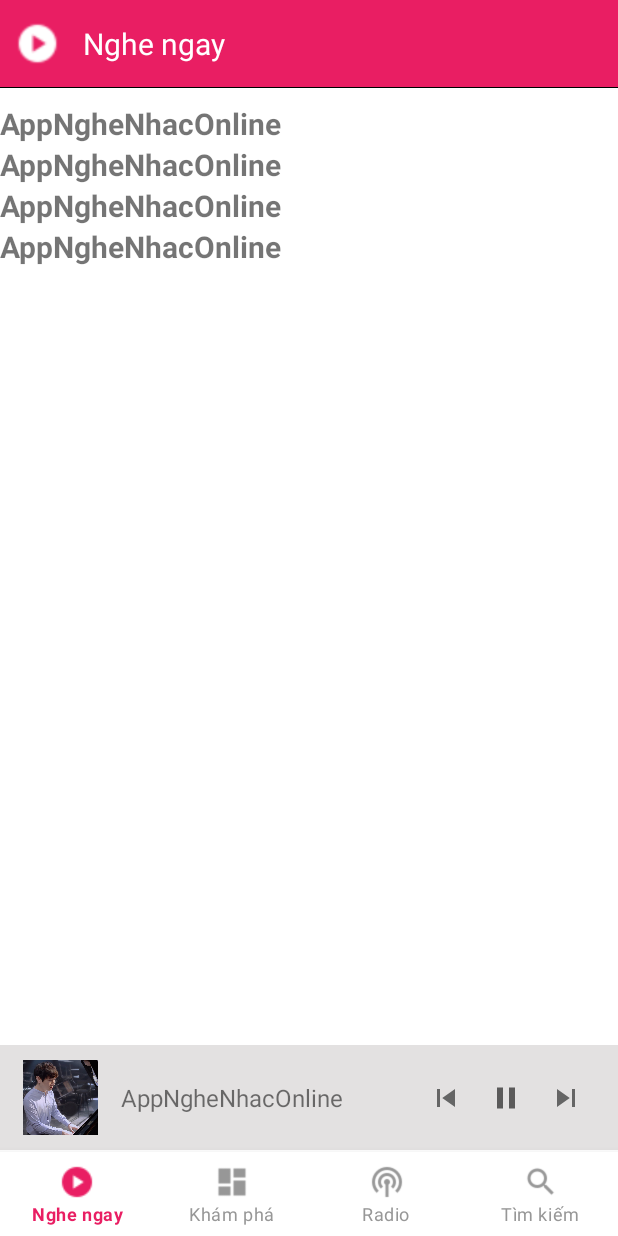
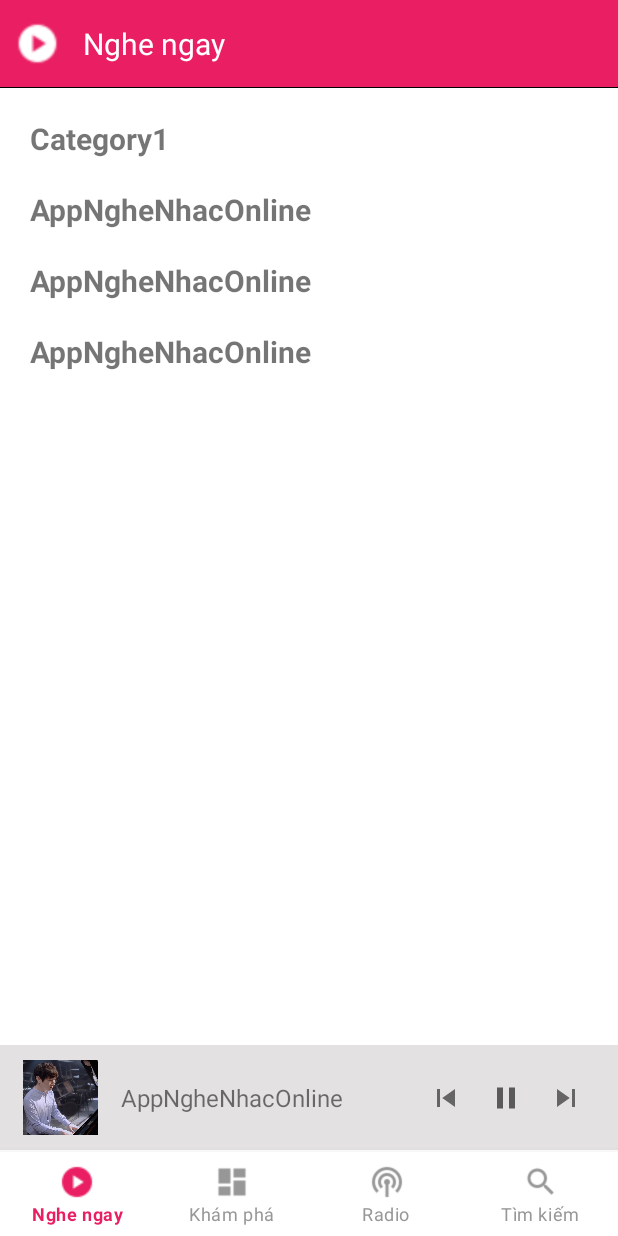
Before and after one commit to Skylake007/AppMusic, an Android app: the PlayNowFragment screen opened directly, with no data from a screen before it, on a phone screen of 412 x 824 dp. Run offline under Robolectric (Android 15) with nearby library versions, the phone set to English and light mode, and no system bars; our stand-ins replace Picasso; pictures from the network do not load; 2 statements that could not run were skipped.

```diff
--- a/app/src/main/AndroidManifest.xml
+++ b/app/src/main/AndroidManifest.xml
@@ -11,10 +11,11 @@
         android:label="@string/app_name"
         android:roundIcon="@mipmap/ic_launcher_round"
         android:supportsRtl="true"
+        android:usesCleartextTraffic="true"
         android:theme="@style/Theme.AppNgheNhacOnline.NoActionBarAndStatusBar">
         <activity
             android:name=".activity.PlayMusicActivity"
-            android:exported="false" />
+            android:exported="true" />
         <activity
             android:name=".activity.HomeActivity"
             android:exported="true">
@@ -34,5 +35,4 @@
             android:name=".ListMusic"
             android:exported="true" />
     </application>
-
 </manifest>
--- a/app/src/main/java/com/example/appnghenhaconline/api/ApiService.kt
+++ b/app/src/main/java/com/example/appnghenhaconline/api/ApiService.kt
@@ -19,9 +19,9 @@ interface ApiService {
     fun getListSong() : Call<DataSong>
 
     companion object{
-        //private val baseUrl = "http://192.168.1.11:3000/"
+        private val baseUrl = "http://192.168.1.4:3000/"
         //private val baseUrl = "http://192.168.10.62:3000/"
-        private val baseUrl = "http://192.168.0.31:3000/"
+//        private val baseUrl = "http://192.168.0.31:3000/"
         private val gson: Gson = GsonBuilder().setDateFormat("yyyy-MM-dd HH:mm:ss").create()
         val apiService: ApiService = Retrofit.Builder()
             .baseUrl(baseUrl).addConverterFactory(GsonConverterFactory.create(gson))
--- a/app/src/main/java/com/example/appnghenhaconline/fragment/PlayNowFragment.kt
+++ b/app/src/main/java/com/example/appnghenhaconline/fragment/PlayNowFragment.kt
@@ -1,5 +1,6 @@
 package com.example.appnghenhaconline.fragment
 
+import android.annotation.SuppressLint
 import android.os.Bundle
 import android.util.Log
 import android.view.LayoutInflater
@@ -27,6 +28,7 @@ class PlayNowFragment : Fragment() {
     lateinit var rcvCategory: RecyclerView
     lateinit var listPlaylist : ArrayList<Playlist>
     lateinit var playlistAdapterSL : PlaylistSLAdapter
+    lateinit var playlistAdapterSM : PlaylistSMAdapter
 
     override fun onCreateView(inflater: LayoutInflater,
                               container: ViewGroup?,
@@ -40,51 +42,24 @@ class PlayNowFragment : Fragment() {
     }
 
     private fun initCategoryList(){
+        //Playlist_1
         listPlaylist = ArrayList()
         playlistAdapterSL = PlaylistSLAdapter(view.context,listPlaylist)
         rcvCategory = view.findViewById(R.id.rcvCategory1)
-        rcvCategory.setHasFixedSize(true)
-        rcvCategory.layoutManager = LinearLayoutManager(view.context,
-            LinearLayoutManager.HORIZONTAL,false)
-        rcvCategory.adapter = playlistAdapterSL
-        callApiPlayList(listPlaylist,playlistAdapterSL,"EDM")
 
-//        var playlistAdapterSM1 = PlaylistSMAdapter(view.context,getListPlaylist())
-//        rcvCategory = view.findViewById(R.id.rcvCategory2)
-//        rcvCategory.setHasFixedSize(true)
-//        rcvCategory.layoutManager = LinearLayoutManager(view.context,
-//            LinearLayoutManager.HORIZONTAL,false)
-//        rcvCategory.adapter = playlistAdapterSM1
-//
-//        var playlistAdapterSM2 = PlaylistSMAdapter(view.context,getListPlaylist())
-//        rcvCategory = view.findViewById(R.id.rcvCategory3)
-//        rcvCategory.setHasFixedSize(true)
-//        rcvCategory.layoutManager = LinearLayoutManager(view.context,
-//            LinearLayoutManager.HORIZONTAL,false)
-//        rcvCategory.adapter = playlistAdapterSM2
-//
-//        var playlistAdapterSM3 = PlaylistSMAdapter(view.context,getListPlaylist())
-//        rcvCategory = view.findViewById(R.id.rcvCategory4)
-//        rcvCategory.setHasFixedSize(true)
-//        rcvCategory.layoutManager = LinearLayoutManager(view.context,
-//            LinearLayoutManager.HORIZONTAL,false)
-//        rcvCategory.adapter = playlistAdapterSM3
+        createCategorySL(rcvCategory, playlistAdapterSL)
+        callApiPlayList(listPlaylist,playlistAdapterSL)
+
     }
 
-//    private fun getListPlaylist(): ArrayList<Playlist>{
-//        var listPlaylist: ArrayList<Playlist> = ArrayList()
-////        listPlaylist.add(Playlist("abc","Phan Mạnh Quỳnh",R.drawable.cv_img1,
-////            Category("abc","Nhạc giực")))
-////        listPlaylist.add(Playlist("abc","Phan Mạnh Quỳnh",R.drawable.cv_img1,
-////            Category("abc","Nhạc giực")))
-////        listPlaylist.add(Playlist("abc","Phan Mạnh Quỳnh",R.drawable.cv_img1,
-////            Category("abc","Nhạc giực")))
-////        listPlaylist.add(Playlist("abc","Phan Mạnh Quỳnh",R.drawable.cv_img1,
-////            Category("abc","Nhạc giực")))
-//        return listPlaylist
-//    }
+    private fun createCategorySL(rcv: RecyclerView, adapter: PlaylistSLAdapter){
+        rcv.layoutManager = LinearLayoutManager(view.context,
+                            LinearLayoutManager.HORIZONTAL, false)
+        rcv.setHasFixedSize(true)
+        rcv.adapter = adapter
+    }
 
-    private fun callApiPlayList(list : ArrayList<Playlist>, adapter : PlaylistSLAdapter, categoryName : String) {
+    private fun callApiPlayList(list : ArrayList<Playlist>, adapter : PlaylistSLAdapter) {
         ApiService.apiService.getPlayList().enqueue(object : Callback<DataPlayList?> {
             override fun onResponse(call: Call<DataPlayList?>, response: Response<DataPlayList?>) {
                 var dataPlayList = response.body()
@@ -102,7 +77,6 @@ class PlayNowFragment : Fragment() {
             override fun onFailure(call: Call<DataPlayList?>, t: Throwable) {
                 MyLib.showToast(requireContext(),"Call Api Error")
             }
-
         })
     }
 }
--- a/app/src/main/java/com/example/appnghenhaconline/models/playlist/Playlist.kt
+++ b/app/src/main/java/com/example/appnghenhaconline/models/playlist/Playlist.kt
@@ -1,7 +1,9 @@
 package com.example.appnghenhaconline.models.playlist
 
+import android.net.Uri
 import android.os.Parcelable
 import com.google.gson.annotations.SerializedName
+import retrofit2.http.Url
 import java.io.Serializable
 
 class Playlist(
--- a/app/src/main/res/layout/fm_play_now_fragment.xml
+++ b/app/src/main/res/layout/fm_play_now_fragment.xml
@@ -21,14 +21,18 @@
                     android:id="@+id/tvCategory1"
                     android:layout_width="match_parent"
                     android:layout_height="wrap_content"
-                    android:text="@string/app_name"
+                    android:text="Category1"
                     android:textSize="20dp"
-                    android:textStyle="bold"/>
+                    android:textStyle="bold"
+                    android:paddingTop="10dp"
+                    android:paddingStart="20dp"/>
                 <androidx.recyclerview.widget.RecyclerView
                     android:id="@+id/rcvCategory1"
                     android:layout_width="match_parent"
                     android:layout_height="wrap_content"
-                    android:orientation="horizontal"/>
+                    android:orientation="horizontal"
+
+                    android:paddingTop="10dp"/>
             </LinearLayout>
             <LinearLayout
                 android:layout_width="match_parent"
@@ -40,12 +44,16 @@
                     android:layout_height="wrap_content"
                     android:text="@string/app_name"
                     android:textSize="20dp"
-                    android:textStyle="bold"/>
+                    android:textStyle="bold"
+                    android:paddingTop="10dp"
+                    android:paddingStart="20dp"/>
                 <androidx.recyclerview.widget.RecyclerView
                     android:id="@+id/rcvCategory2"
                     android:layout_width="match_parent"
                     android:layout_height="wrap_content"
-                    android:orientation="horizontal"/>
+                    android:orientation="horizontal"
+
+                    android:paddingTop="10dp"/>
             </LinearLayout>
             <LinearLayout
                 android:layout_width="match_parent"
@@ -57,12 +65,15 @@
                     android:layout_height="wrap_content"
                     android:text="@string/app_name"
                     android:textSize="20dp"
-                    android:textStyle="bold"/>
+                    android:textStyle="bold"
+                    android:paddingTop="10dp"
+                    android:paddingStart="20dp"/>
                 <androidx.recyclerview.widget.RecyclerView
                     android:id="@+id/rcvCategory3"
                     android:layout_width="match_parent"
                     android:layout_height="wrap_content"
-                    android:orientation="horizontal"/>
+                    android:orientation="horizontal"
+                    android:paddingTop="10dp"/>
             </LinearLayout>
             <LinearLayout
                 android:layout_width="match_parent"
@@ -74,12 +85,15 @@
                     android:layout_height="wrap_content"
                     android:text="@string/app_name"
                     android:textSize="20dp"
-                    android:textStyle="bold"/>
+                    android:textStyle="bold"
+                    android:paddingTop="10dp"
+                    android:paddingStart="20dp"/>
                 <androidx.recyclerview.widget.RecyclerView
                     android:id="@+id/rcvCategory4"
                     android:layout_width="match_parent"
                     android:layout_height="wrap_content"
-                    android:orientation="horizontal"/>
+                    android:orientation="horizontal"
+                    android:paddingTop="10dp"/>
             </LinearLayout>
         </LinearLayout>
     </ScrollView>
--- a/app/src/main/res/layout/i_playlist_sm_item.xml
+++ b/app/src/main/res/layout/i_playlist_sm_item.xml
@@ -14,7 +14,7 @@
         android:layout_height="230dp">
 
         <ImageView
-            android:id="@+id/imgPlaylist"
+            android:id="@+id/imgPlaylistSM"
             android:layout_width="match_parent"
             android:layout_height="match_parent"
             android:scaleType="centerCrop"
@@ -29,7 +29,7 @@
             android:gravity="center">
 
             <TextView
-                android:id="@+id/tvPlaylistTittle"
+                android:id="@+id/tvPlaylistTittleSM"
                 android:layout_width="wrap_content"
                 android:layout_height="wrap_content"
                 android:text="@string/app_name"
```
Also changed, not shown: app/src/main/java/com/example/appnghenhaconline/activity/PlayMusicActivity.kt (+4 -4 lines), app/src/main/java/com/example/appnghenhaconline/adapter/PlaylistSLAdapter.kt (+19 -20 lines), app/src/main/java/com/example/appnghenhaconline/adapter/PlaylistSMAdapter.kt (+6 -4 lines), app/src/main/res/layout/i_playlist_sl_item.xml (+5 -5 lines), app/src/main/res/drawable/img_error.png (added), app/src/main/res/drawable/img_loading.gif (added).
